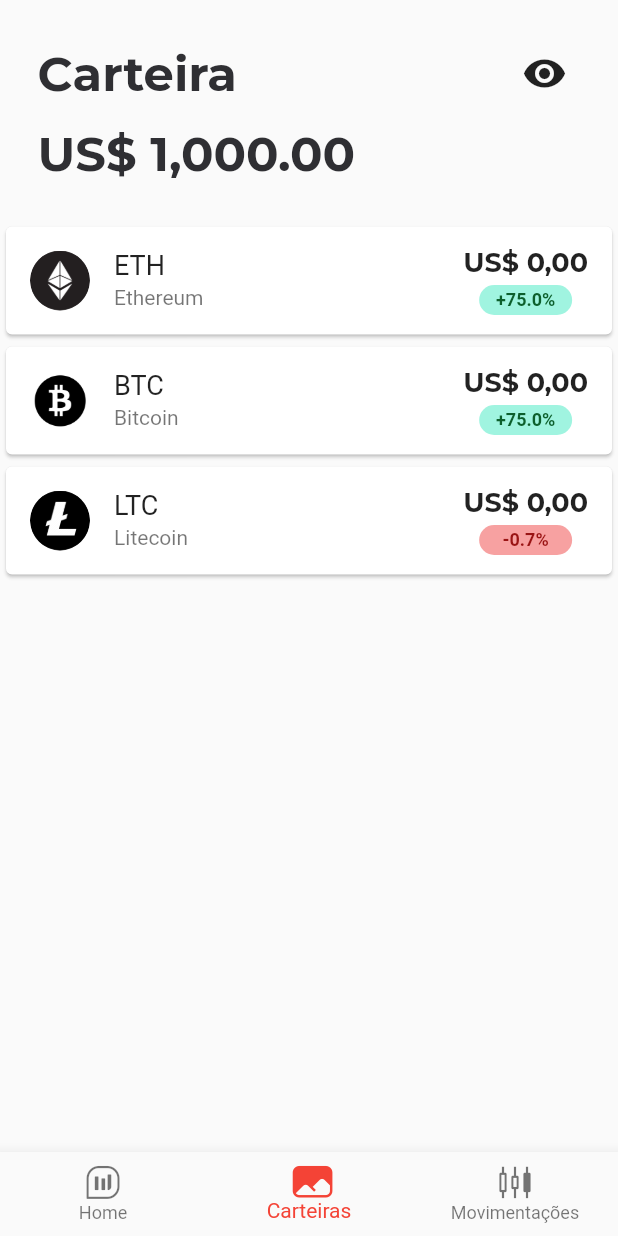
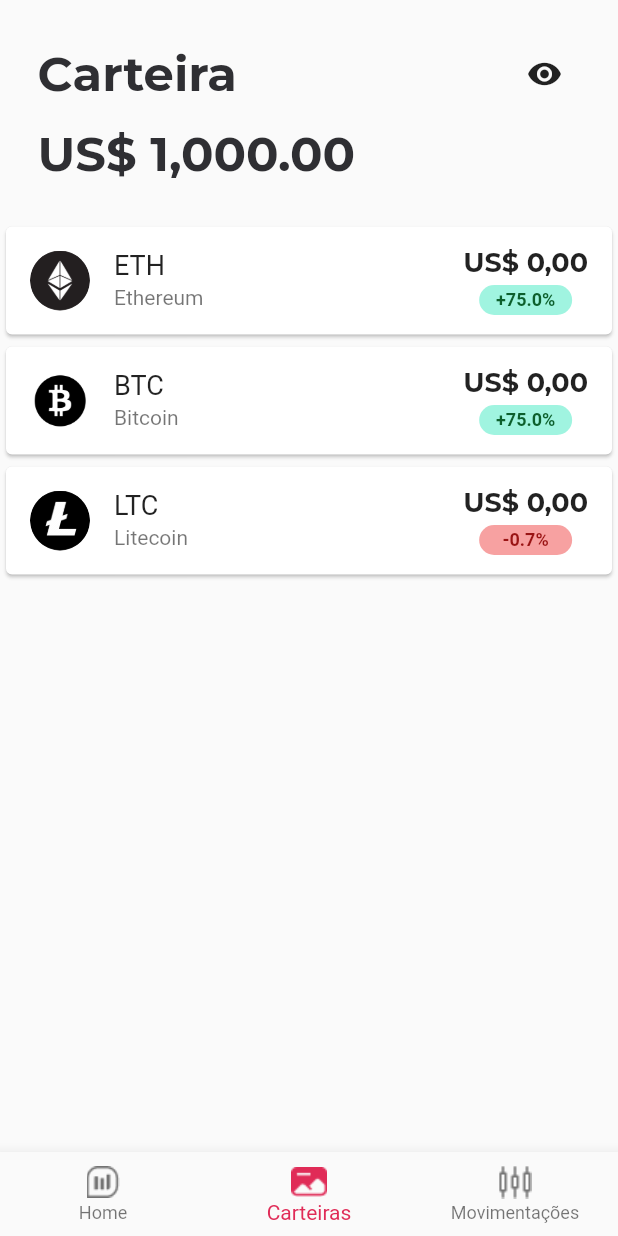
Before and after one commit to carloscasanovad/02-listagem-crypto, a Flutter app: the screen it shows after launch, on a phone screen of 412 x 824 dp. Run offline on Flutter 3.47's test engine with Material 2 defaults, Android fonts, the phone set to English and light mode, and no system bars; our stand-ins replace hooks_riverpod, riverpod.

Commit message:
refactor/EV-739/refactoring widgets

```diff
--- a/lib/bottom_navigation_icons.dart
+++ /dev/null
@@ -1,15 +0,0 @@
-import 'package:flutter/widgets.dart';
-
-class BottomNavigationIcons {
-  BottomNavigationIcons._();
-
-  static const _kFontFam = 'BottomNavigationIcons';
-  static const String? _kFontPkg = null;
-
-  static const IconData balance =
-      IconData(0xe802, fontFamily: _kFontFam, fontPackage: _kFontPkg);
-  static const IconData wallet =
-      IconData(0xe803, fontFamily: _kFontFam, fontPackage: _kFontPkg);
-  static const IconData warren =
-      IconData(0xe804, fontFamily: _kFontFam, fontPackage: _kFontPkg);
-}
--- a/lib/home_page.dart
+++ /dev/null
@@ -1,186 +0,0 @@
-import 'dart:ui';
-
-import 'package:flutter/material.dart';
-import 'package:intl/intl.dart';
-
-import 'bottom_navigation_icons.dart';
-import 'constants.dart';
-
-class HomePage extends StatefulWidget {
-  const HomePage({Key? key}) : super(key: key);
-
-  @override
-  State<HomePage> createState() => _HomePageState();
-}
-
-class _HomePageState extends State<HomePage> {
-  final currency = NumberFormat("#,##0.00", "en_US");
-  double userBalance = 1000;
-  int _selectedIndex = 1;
-  bool _visibility = true;
-  String validateProfit(double profitability) {
-    if (profitability >= 0) {
-      return '+${profitability.toString()}%';
-    }
-    return '${profitability.toString()}%';
-  }
-
-  @override
-  Widget build(BuildContext context) {
-    return Scaffold(
-      body: SafeArea(
-        child: Column(
-          children: <Widget>[
-            Padding(
-              padding: const EdgeInsets.all(25.0),
-              child: Column(
-                children: [
-                  Row(
-                    mainAxisAlignment: MainAxisAlignment.spaceBetween,
-                    children: [
-                      const Text(
-                        'Carteira',
-                        style: kTitleTextStyle,
-                      ),
-                      IconButton(
-                        onPressed: () {
-                          _visibility = !_visibility;
-                          setState(() {});
-                        },
-                        icon: const Icon(
-                          Icons.remove_red_eye_rounded,
-                          size: 30,
-                        ),
-                      )
-                    ],
-                  ),
-                  const SizedBox(height: 10),
-                  Row(
-                    children: [
-                      const Text(
-                        "US\$ ",
-                        style: kTitleTextStyle,
-                      ),
-                      ImageFiltered(
-                        imageFilter: _visibility
-                            ? ImageFilter.blur(sigmaX: 0, sigmaY: 0)
-                            : ImageFilter.blur(sigmaX: 8, sigmaY: 8),
-                        child: Text(
-                          currency.format(userBalance),
-                          style: kTitleTextStyle,
-                        ),
-                      ),
-                    ],
-                  )
-                ],
-              ),
-            ),
-            Expanded(
-              child: ListView.builder(
-                itemCount: cryptos.length,
-                itemBuilder: (context, index) {
-                  Map<String, dynamic> crypto = cryptos[index];
-
-                  return Card(
-                    child: ListTile(
-                      title: Text(
-                        '${crypto['shortName']}',
-                        style: const TextStyle(
-                          fontSize: 18,
-                        ),
-                      ),
-                      subtitle: Text(
-                        '${crypto['fullName']}',
-                      ),
-                      leading: CircleAvatar(
-                        backgroundColor: const Color(0x00ffffff),
-                        radius: 20,
-                        backgroundImage: AssetImage('${crypto['cryptoLogo']}'),
-                      ),
-                      trailing: Column(
-                        mainAxisAlignment: MainAxisAlignment.center,
-                        children: <Widget>[
-                          ImageFiltered(
-                            imageFilter: _visibility
-                                ? ImageFilter.blur(sigmaX: 0, sigmaY: 0)
-                                : ImageFilter.blur(sigmaX: 8, sigmaY: 8),
-                            child: const Text(
-                              'US\$ 0,00',
-                              style: TextStyle(
-                                fontSize: 18,
-                                fontFamily: 'Montserrat',
-                                fontWeight: FontWeight.bold,
-                              ),
-                            ),
-                          ),
-                          const SizedBox(
-                            height: 4,
-                          ),
-                          Container(
-                            width: 62,
-                            height: 20,
-                            decoration: BoxDecoration(
-                              color: crypto['profitability'] >= 0
-                                  ? const Color(0xFFA0F4E0)
-                                  : const Color(0xFFF7A1A1),
-                              borderRadius: BorderRadius.circular(16),
-                            ),
-                            child: Align(
-                              alignment: Alignment.center,
-                              child: Text(
-                                validateProfit(
-                                    crypto['profitability'].toDouble()),
-                                style: TextStyle(
-                                  fontSize: 12,
-                                  fontWeight: FontWeight.bold,
-                                  color: crypto['profitability'] >= 0
-                                      ? const Color(0xFF0C5F2C)
-                                      : const Color(0xFF9A1414),
-                                ),
-                              ),
-                            ),
-                          ),
-                        ],
-                      ),
-                    ),
-                  );
-                },
-              ),
-            )
-          ],
-        ),
-      ),
-      bottomNavigationBar: BottomNavigationBar(
-        selectedItemColor: Colors.red,
-        currentIndex: _selectedIndex,
-        onTap: (index) {
-          _selectedIndex = index;
-          setState(() {});
-        },
-        items: const <BottomNavigationBarItem>[
-          BottomNavigationBarItem(
-            icon: Icon(
-              BottomNavigationIcons.warren,
-              size: 22,
-            ),
-            label: 'Home',
-          ),
-          BottomNavigationBarItem(
-            icon: Icon(
-              BottomNavigationIcons.wallet,
-              size: 22,
-            ),
-            label: 'Carteiras',
-          ),
-          BottomNavigationBarItem(
-            icon: Icon(
-              BottomNavigationIcons.balance,
-              size: 22,
-            ),
-            label: 'Movimentações',
-          ),
-        ],
-      ),
-    );
-  }
-}
--- /dev/null
+++ b/lib/home_page/home_page.dart
@@ -0,0 +1,16 @@
+import 'package:flutter/material.dart';
+
+import 'widgets/bottom_navigation_bar.dart';
+import 'widgets/home_page_widget.dart';
+
+class HomePage extends StatelessWidget {
+  const HomePage({Key? key}) : super(key: key);
+
+  @override
+  Widget build(BuildContext context) {
+    return const Scaffold(
+      body: HomePageWidget(),
+      bottomNavigationBar: BottomNavBar(),
+    );
+  }
+}
--- /dev/null
+++ b/lib/home_page/widgets/bottom_navigation_bar.dart
@@ -0,0 +1,46 @@
+import 'package:flutter/material.dart';
+
+class BottomNavBar extends StatefulWidget {
+  const BottomNavBar({Key? key}) : super(key: key);
+
+  @override
+  State<BottomNavBar> createState() => _BottomNavBarState();
+}
+
+class _BottomNavBarState extends State<BottomNavBar> {
+  int _selectedIndex = 1;
+  @override
+  Widget build(BuildContext context) {
+    return BottomNavigationBar(
+      selectedItemColor: const Color(0xFFE02B57),
+      currentIndex: _selectedIndex,
+      onTap: (index) {
+        _selectedIndex = index;
+        setState(() {});
+      },
+      items: const <BottomNavigationBarItem>[
+        BottomNavigationBarItem(
+          icon: ImageIcon(
+            AssetImage('assets/img/warren.png'),
+            size: 22,
+          ),
+          label: 'Home',
+        ),
+        BottomNavigationBarItem(
+          icon: ImageIcon(
+            AssetImage('assets/img/wallet.png'),
+            size: 24,
+          ),
+          label: 'Carteiras',
+        ),
+        BottomNavigationBarItem(
+          icon: ImageIcon(
+            AssetImage('assets/img/balance.png'),
+            size: 22,
+          ),
+          label: 'Movimentações',
+        ),
+      ],
+    );
+  }
+}
--- /dev/null
+++ b/lib/home_page/widgets/crypto_cards.dart
@@ -0,0 +1,100 @@
+import 'dart:ui';
+
+import 'package:flutter/material.dart';
+import 'package:hooks_riverpod/hooks_riverpod.dart';
+
+import '../../utils/constants/constants.dart';
+import '../../utils/providers/providers.dart';
+
+class CryptoCards extends ConsumerStatefulWidget {
+  const CryptoCards({
+    Key? key,
+  }) : super(key: key);
+
+  @override
+  ConsumerState<CryptoCards> createState() => _CryptoCardsState();
+}
+
+class _CryptoCardsState extends ConsumerState<CryptoCards> {
+  String validateProfit(double profitability) {
+    if (profitability >= 0) {
+      return '+${profitability.toString()}%';
+    }
+    return '${profitability.toString()}%';
+  }
+
+  @override
+  Widget build(BuildContext context) {
+    bool visibility = ref.watch(visibilityProvider);
+    return Expanded(
+      child: ListView.builder(
+        itemCount: cryptos.length,
+        itemBuilder: (context, index) {
+          Map<String, dynamic> crypto = cryptos[index];
+          return Card(
+            child: ListTile(
+              title: Text(
+                '${crypto['shortName']}',
+                style: const TextStyle(
+                  fontSize: 18,
+                ),
+              ),
+              subtitle: Text(
+                '${crypto['fullName']}',
+              ),
+              leading: CircleAvatar(
+                backgroundColor: const Color(0x00ffffff),
+                radius: 20,
+                backgroundImage: AssetImage('${crypto['cryptoLogo']}'),
+              ),
+              trailing: Column(
+                mainAxisAlignment: MainAxisAlignment.center,
+                children: <Widget>[
+                  ImageFiltered(
+                    imageFilter: visibility
+                        ? ImageFilter.blur(sigmaX: 0, sigmaY: 0)
+                        : ImageFilter.blur(sigmaX: 8, sigmaY: 8),
+                    child: const Text(
+                      'US\$ 0,00',
+                      style: TextStyle(
+                        fontSize: 18,
+                        fontFamily: 'Montserrat',
+                        fontWeight: FontWeight.bold,
+                      ),
+                    ),
+                  ),
+                  const SizedBox(
+                    height: 4,
+                  ),
+                  Container(
+                    width: 62,
+                    height: 20,
+                    decoration: BoxDecoration(
+                      color: crypto['profitability'] >= 0
+                          ? const Color(0xFFA0F4E0)
+                          : const Color(0xFFF7A1A1),
+                      borderRadius: BorderRadius.circular(16),
+                    ),
+                    child: Align(
+                      alignment: Alignment.center,
+                      child: Text(
+                        validateProfit(crypto['profitability'].toDouble()),
+                        style: TextStyle(
+                          fontSize: 12,
+                          fontWeight: FontWeight.bold,
+                          color: crypto['profitability'] >= 0
+                              ? const Color(0xFF0C5F2C)
+                              : const Color(0xFF9A1414),
+                        ),
+                      ),
+                    ),
+                  ),
+                ],
+              ),
+            ),
+          );
+        },
+      ),
+    );
+  }
+}
--- /dev/null
+++ b/lib/home_page/widgets/header.dart
@@ -0,0 +1,73 @@
+import 'dart:ui';
+
+import 'package:crypto/utils/providers/providers.dart';
+import 'package:flutter/material.dart';
+import 'package:hooks_riverpod/hooks_riverpod.dart';
+import 'package:intl/intl.dart';
+
+import '../../utils/constants/constants.dart';
+
+class Header extends ConsumerStatefulWidget {
+  const Header({Key? key}) : super(key: key);
+
+  @override
+  ConsumerState<Header> createState() => _HeaderState();
+}
+
+final currency = NumberFormat("#,##0.00", "en_US");
+double userBalance = 1000;
+
+class _HeaderState extends ConsumerState<Header> {
+  @override
+  Widget build(BuildContext context) {
+    final bool visibility = ref.watch(visibilityProvider);
+    return Column(
+      children: <Widget>[
+        Padding(
+          padding: const EdgeInsets.all(25.0),
+          child: Column(
+            children: [
+              Row(
+                mainAxisAlignment: MainAxisAlignment.spaceBetween,
+                children: [
+                  const Text(
+                    'Carteira',
+                    style: kTitleTextStyle,
+                  ),
+                  IconButton(
+                    onPressed: () {
+                      ref.read(visibilityProvider.notifier).state = !visibility;
+                      setState(() {});
+                    },
+                    icon: const Icon(
+                      Icons.remove_red_eye_rounded,
+                      size: 24,
+                    ),
+                  )
+                ],
+              ),
+              const SizedBox(height: 10),
+              Row(
+                children: [
+                  const Text(
+                    "US\$ ",
+                    style: kTitleTextStyle,
+                  ),
+                  ImageFiltered(
+                    imageFilter: visibility
+                        ? ImageFilter.blur(sigmaX: 0, sigmaY: 0)
+                        : ImageFilter.blur(sigmaX: 8, sigmaY: 8),
+                    child: Text(
+                      currency.format(userBalance),
+                      style: kTitleTextStyle,
+                    ),
+                  ),
+                ],
+              )
+            ],
+          ),
+        ),
+      ],
+    );
+  }
+}
--- /dev/null
+++ b/lib/home_page/widgets/home_page_widget.dart
@@ -0,0 +1,19 @@
+import 'package:flutter/material.dart';
+import 'crypto_cards.dart';
+import 'header.dart';
+
+class HomePageWidget extends StatelessWidget {
+  const HomePageWidget({Key? key}) : super(key: key);
+
+  @override
+  Widget build(BuildContext context) {
+    return SafeArea(
+      child: Column(
+        children: const [
+          Header(),
+          CryptoCards(),
+        ],
+      ),
+    );
+  }
+}
--- a/lib/main.dart
+++ b/lib/main.dart
@@ -1,17 +1,18 @@
 import 'package:flutter/material.dart';
-
-import 'home_page.dart';
+import 'package:hooks_riverpod/hooks_riverpod.dart';
+import 'home_page/home_page.dart';
 
 void main() {
-  runApp(const MyApp());
+  runApp(const ProviderScope(
+    child: MyApp(),
+  ));
 }
 
 class MyApp extends StatelessWidget {
   const MyApp({Key? key}) : super(key: key);
 
   @override
-  Widget build(BuildContext context) {
-    return MaterialApp(
+  Widget build(BuildContext context) => MaterialApp(
         title: 'Crypto',
         debugShowCheckedModeBanner: false,
         theme: ThemeData(
@@ -20,4 +21,3 @@ class MyApp extends StatelessWidget {
         home: const HomePage(),
       );
 }
-}
--- /dev/null
+++ b/lib/utils/providers/providers.dart
@@ -0,0 +1,5 @@
+import 'package:riverpod/riverpod.dart';
+
+final visibilityProvider = StateProvider<bool>(
+  (ref) => true,
+);
```
Also changed, not shown: pubspec.yaml (+3 -8 lines), assets/fonts/BottomNavigationIcons.ttf (deleted), assets/img/balance.png (added), assets/img/wallet.png (added), assets/img/warren.png (added), lib/utils/constants/constants.dart (renamed from lib/constants.dart), pubspec.lock. Lines whose indentation alone changed are shown as unchanged.
